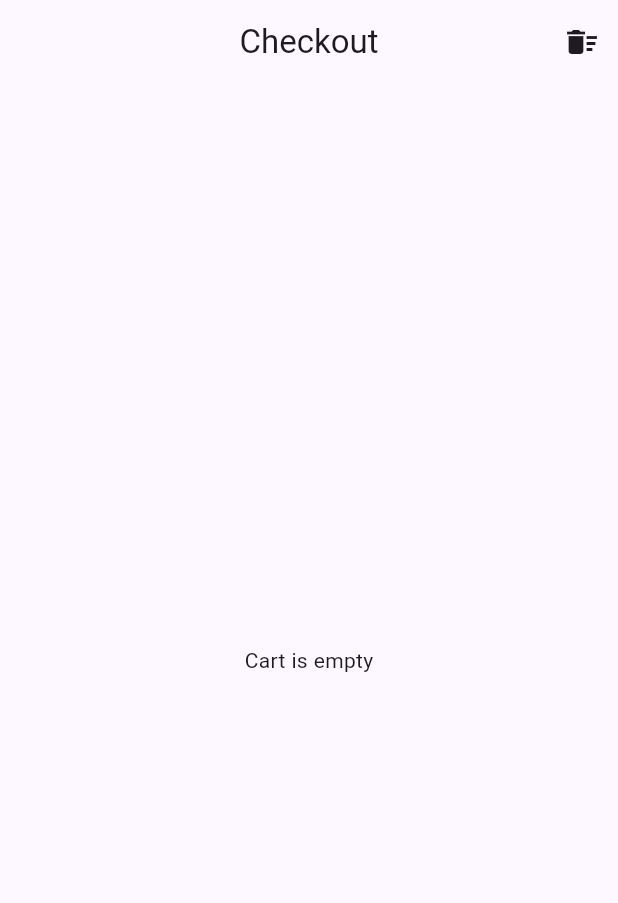
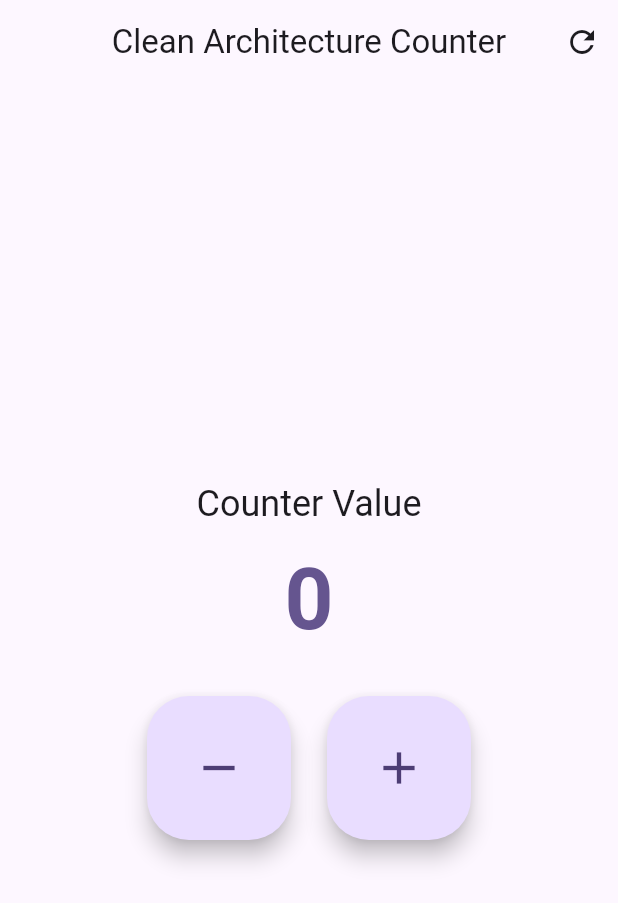
Before and after one commit to sanzserif/vendart, a Flutter app: the screen it shows after launch, on a phone screen of 412 x 824 dp. Shown: the top 903 px of the screen. Run offline on Flutter 3.47's test engine with Material 3 defaults, Android fonts, the phone set to English and light mode, and no system bars; our stand-ins replace equatable, flutter_bloc, get_it.

Commit message:
wip: proof of concept counter increment included with tests.

```diff
--- a/lib/app.dart
+++ b/lib/app.dart
@@ -2,7 +2,7 @@ import 'package:flutter/material.dart';
 import 'package:flutter_bloc/flutter_bloc.dart';
 
 import 'core/theme/theme_service.dart';
-import 'features/pos_checkout/pos_checkout.dart';
+import 'features/counter/counter.dart';
 import 'injection_container.dart';
 
 /// Main application widget
@@ -20,8 +20,8 @@ class VendartApp extends StatelessWidget {
       darkTheme: ThemeService.darkTheme(),
       themeMode: ThemeMode.system,
       home: BlocProvider(
-        create: (_) => sl<CheckoutBloc>()..add(const LoadCheckoutItems()),
-        child: const CheckoutPage(),
+        create: (_) => sl<CounterBloc>()..add(const CounterStarted()),
+        child: const CounterPage(),
       ),
     );
   }
--- /dev/null
+++ b/lib/features/counter/counter.dart
@@ -0,0 +1,15 @@
+/// Counter feature module
+/// Exports all public APIs for this feature
+library counter;
+
+// Domain
+export 'domain/entities/counter.dart';
+export 'domain/repositories/counter_repository.dart';
+export 'domain/usecases/increment_counter.dart';
+export 'domain/usecases/decrement_counter.dart';
+
+// Presentation
+export 'presentation/bloc/counter_bloc.dart';
+export 'presentation/bloc/counter_event.dart';
+export 'presentation/bloc/counter_state.dart';
+export 'presentation/pages/counter_page.dart';
--- /dev/null
+++ b/lib/features/counter/data/repositories/counter_repository_impl.dart
@@ -0,0 +1,23 @@
+import '../../domain/entities/counter.dart';
+import '../../domain/repositories/counter_repository.dart';
+
+/// In-memory implementation of CounterRepository
+/// In a real app, this would use Drift/SQLite for persistence
+class CounterRepositoryImpl implements CounterRepository {
+  Counter _counter = const Counter.initial();
+
+  @override
+  Future<Counter> getCounter() async {
+    return _counter;
+  }
+
+  @override
+  Future<void> saveCounter(Counter counter) async {
+    _counter = counter;
+  }
+
+  @override
+  Future<void> resetCounter() async {
+    _counter = const Counter.initial();
+  }
+}
--- /dev/null
+++ b/lib/features/counter/domain/entities/counter.dart
@@ -0,0 +1,19 @@
+import 'package:equatable/equatable.dart';
+
+/// Counter entity - represents a simple counter value
+class Counter extends Equatable {
+  final int value;
+
+  const Counter({required this.value});
+
+  const Counter.initial() : value = 0;
+
+  Counter increment() => Counter(value: value + 1);
+
+  Counter decrement() => Counter(value: value > 0 ? value - 1 : 0);
+
+  Counter reset() => const Counter(value: 0);
+
+  @override
+  List<Object?> get props => [value];
+}
--- /dev/null
+++ b/lib/features/counter/domain/repositories/counter_repository.dart
@@ -0,0 +1,13 @@
+import '../entities/counter.dart';
+
+/// Abstract repository interface for counter operations
+abstract interface class CounterRepository {
+  /// Get the current counter value
+  Future<Counter> getCounter();
+
+  /// Save the counter value
+  Future<void> saveCounter(Counter counter);
+
+  /// Reset the counter
+  Future<void> resetCounter();
+}
--- /dev/null
+++ b/lib/features/counter/domain/usecases/decrement_counter.dart
@@ -0,0 +1,17 @@
+import '../../../../core/usecases/usecase.dart';
+import '../entities/counter.dart';
+import '../repositories/counter_repository.dart';
+
+/// Use case for decrementing the counter
+class DecrementCounter implements UseCase<Counter, Counter> {
+  final CounterRepository repository;
+
+  DecrementCounter(this.repository);
+
+  @override
+  Future<Counter> call(Counter current) async {
+    final newCounter = current.decrement();
+    await repository.saveCounter(newCounter);
+    return newCounter;
+  }
+}
--- /dev/null
+++ b/lib/features/counter/domain/usecases/increment_counter.dart
@@ -0,0 +1,17 @@
+import '../../../../core/usecases/usecase.dart';
+import '../entities/counter.dart';
+import '../repositories/counter_repository.dart';
+
+/// Use case for incrementing the counter
+class IncrementCounter implements UseCase<Counter, Counter> {
+  final CounterRepository repository;
+
+  IncrementCounter(this.repository);
+
+  @override
+  Future<Counter> call(Counter current) async {
+    final newCounter = current.increment();
+    await repository.saveCounter(newCounter);
+    return newCounter;
+  }
+}
--- /dev/null
+++ b/lib/features/counter/presentation/bloc/counter_bloc.dart
@@ -0,0 +1,76 @@
+import 'package:flutter_bloc/flutter_bloc.dart';
+
+import '../../domain/entities/counter.dart';
+import '../../domain/repositories/counter_repository.dart';
+import '../../domain/usecases/decrement_counter.dart';
+import '../../domain/usecases/increment_counter.dart';
+import 'counter_event.dart';
+import 'counter_state.dart';
+
+/// BLoC for managing counter state
+class CounterBloc extends Bloc<CounterEvent, CounterState> {
+  final IncrementCounter incrementCounter;
+  final DecrementCounter decrementCounter;
+  final CounterRepository repository;
+
+  CounterBloc({
+    required this.incrementCounter,
+    required this.decrementCounter,
+    required this.repository,
+  }) : super(const CounterInitial()) {
+    on<CounterStarted>(_onStarted);
+    on<CounterIncremented>(_onIncremented);
+    on<CounterDecremented>(_onDecremented);
+    on<CounterReset>(_onReset);
+  }
+
+  Future<void> _onStarted(
+    CounterStarted event,
+    Emitter<CounterState> emit,
+  ) async {
+    final counter = await repository.getCounter();
+    emit(CounterLoaded(counter));
+  }
+
+  Future<void> _onIncremented(
+    CounterIncremented event,
+    Emitter<CounterState> emit,
+  ) async {
+    final currentState = state;
+    if (currentState is CounterLoaded) {
+      try {
+        final newCounter = await incrementCounter(currentState.counter);
+        emit(CounterLoaded(newCounter));
+      } catch (e) {
+        emit(CounterError(e.toString()));
+      }
+    }
+  }
+
+  Future<void> _onDecremented(
+    CounterDecremented event,
+    Emitter<CounterState> emit,
+  ) async {
+    final currentState = state;
+    if (currentState is CounterLoaded) {
+      try {
+        final newCounter = await decrementCounter(currentState.counter);
+        emit(CounterLoaded(newCounter));
+      } catch (e) {
+        emit(CounterError(e.toString()));
+      }
+    }
+  }
+
+  Future<void> _onReset(
+    CounterReset event,
+    Emitter<CounterState> emit,
+  ) async {
+    try {
+      await repository.resetCounter();
+      emit(const CounterLoaded(Counter.initial()));
+    } catch (e) {
+      emit(CounterError(e.toString()));
+    }
+  }
+}
--- /dev/null
+++ b/lib/features/counter/presentation/bloc/counter_event.dart
@@ -0,0 +1,29 @@
+import 'package:equatable/equatable.dart';
+
+/// Events for the Counter BLoC
+sealed class CounterEvent extends Equatable {
+  const CounterEvent();
+
+  @override
+  List<Object?> get props => [];
+}
+
+/// Event to increment the counter
+final class CounterIncremented extends CounterEvent {
+  const CounterIncremented();
+}
+
+/// Event to decrement the counter
+final class CounterDecremented extends CounterEvent {
+  const CounterDecremented();
+}
+
+/// Event to reset the counter
+final class CounterReset extends CounterEvent {
+  const CounterReset();
+}
+
+/// Event to load/start the counter
+final class CounterStarted extends CounterEvent {
+  const CounterStarted();
+}
--- /dev/null
+++ b/lib/features/counter/presentation/bloc/counter_state.dart
@@ -0,0 +1,39 @@
+import 'package:equatable/equatable.dart';
+
+import '../../domain/entities/counter.dart';
+
+/// States for the Counter BLoC
+/// Using Dart 3 sealed classes for exhaustive pattern matching
+sealed class CounterState extends Equatable {
+  const CounterState();
+
+  @override
+  List<Object?> get props => [];
+}
+
+/// Initial state
+final class CounterInitial extends CounterState {
+  const CounterInitial();
+}
+
+/// State when counter value is loaded/updated
+final class CounterLoaded extends CounterState {
+  final Counter counter;
+
+  const CounterLoaded(this.counter);
+
+  int get value => counter.value;
+
+  @override
+  List<Object?> get props => [counter];
+}
+
+/// State when an error occurs
+final class CounterError extends CounterState {
+  final String message;
+
+  const CounterError(this.message);
+
+  @override
+  List<Object?> get props => [message];
+}
--- /dev/null
+++ b/lib/features/counter/presentation/pages/counter_page.dart
@@ -0,0 +1,92 @@
+import 'package:flutter/material.dart';
+import 'package:flutter_bloc/flutter_bloc.dart';
+
+import '../bloc/counter_bloc.dart';
+import '../bloc/counter_event.dart';
+import '../bloc/counter_state.dart';
+
+/// Counter page demonstrating Clean Architecture with BLoC
+class CounterPage extends StatelessWidget {
+  const CounterPage({super.key});
+
+  @override
+  Widget build(BuildContext context) {
+    return Scaffold(
+      appBar: AppBar(
+        title: const Text('Clean Architecture Counter'),
+        actions: [
+          IconButton(
+            icon: const Icon(Icons.refresh),
+            onPressed: () {
+              context.read<CounterBloc>().add(const CounterReset());
+            },
+            tooltip: 'Reset',
+          ),
+        ],
+      ),
+      body: Center(
+        child: BlocBuilder<CounterBloc, CounterState>(
+          builder: (context, state) {
+            return switch (state) {
+              CounterInitial() => const CircularProgressIndicator(),
+              CounterLoaded(:final value) => Column(
+                  mainAxisAlignment: MainAxisAlignment.center,
+                  children: [
+                    Text(
+                      'Counter Value',
+                      style: Theme.of(context).textTheme.headlineSmall,
+                    ),
+                    const SizedBox(height: 16),
+                    Text(
+                      '$value',
+                      style: Theme.of(context).textTheme.displayLarge?.copyWith(
+                            fontWeight: FontWeight.bold,
+                            color: Theme.of(context).colorScheme.primary,
+                          ),
+                    ),
+                    const SizedBox(height: 32),
+                    Row(
+                      mainAxisAlignment: MainAxisAlignment.center,
+                      children: [
+                        FloatingActionButton.large(
+                          heroTag: 'decrement',
+                          onPressed: () {
+                            context
+                                .read<CounterBloc>()
+                                .add(const CounterDecremented());
+                          },
+                          child: const Icon(Icons.remove),
+                        ),
+                        const SizedBox(width: 24),
+                        FloatingActionButton.large(
+                          heroTag: 'increment',
+                          onPressed: () {
+                            context
+                                .read<CounterBloc>()
+                                .add(const CounterIncremented());
+                          },
+                          child: const Icon(Icons.add),
+                        ),
+                      ],
+                    ),
+                  ],
+                ),
+              CounterError(:final message) => Column(
+                  mainAxisAlignment: MainAxisAlignment.center,
+                  children: [
+                    Icon(
+                      Icons.error_outline,
+                      size: 64,
+                      color: Theme.of(context).colorScheme.error,
+                    ),
+                    const SizedBox(height: 16),
+                    Text('Error: $message'),
+                  ],
+                ),
+            };
+          },
+        ),
+      ),
+    );
+  }
+}
```
Also changed, not shown: lib/injection_container.dart (+24 -0 lines), 4 other files.
